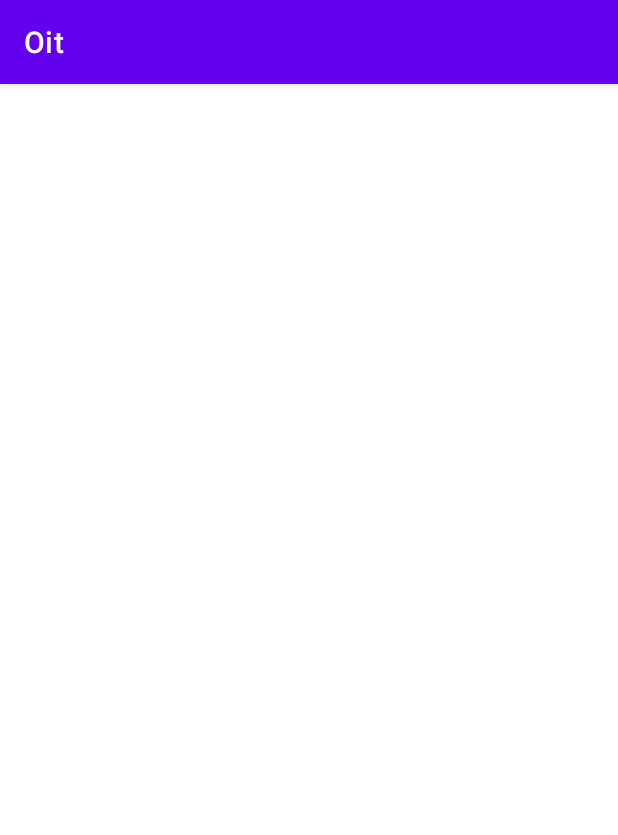
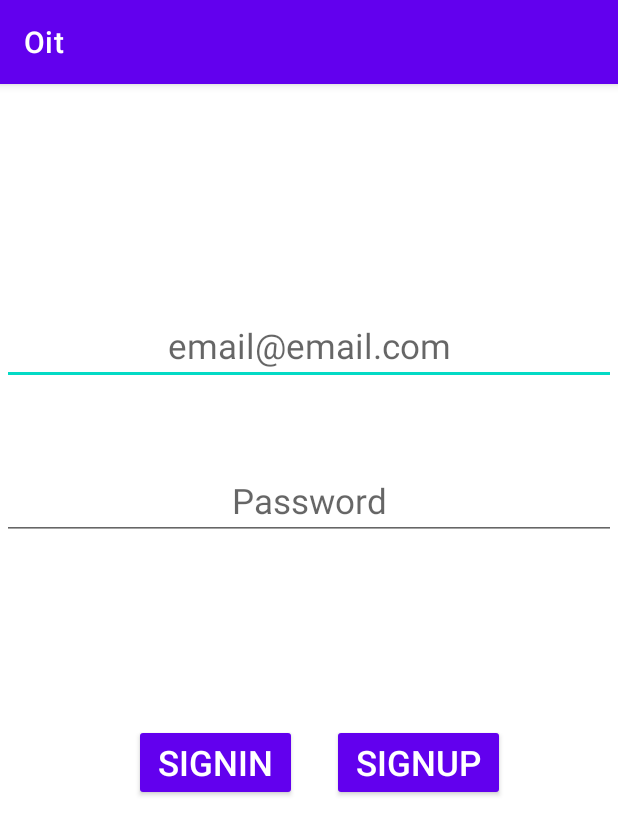
Before and after one commit to AungMyatLwin/Oit, an Android app: the screen it shows after launch (MainActivity), on a phone screen of 412 x 824 dp. Shown: the top 835 px of the screen. Run offline under Robolectric (Android 15) with nearby library versions, the light colour scheme and no system bars.

Commit message:
it works now

```diff
--- a/app/src/main/java/com/rig/oit/MainActivity.kt
+++ b/app/src/main/java/com/rig/oit/MainActivity.kt
@@ -21,6 +21,4 @@
         binding = ActivityMainBinding.inflate(layoutInflater)
         setContentView(binding.root)
     }
-
-
 }
--- /dev/null
+++ b/app/src/main/java/com/rig/oit/MainFragment.kt
@@ -0,0 +1,59 @@
+package com.rig.oit
+
+import android.os.Bundle
+import androidx.fragment.app.Fragment
+import android.view.LayoutInflater
+import android.view.View
+import android.view.ViewGroup
+
+// TODO: Rename parameter arguments, choose names that match
+// the fragment initialization parameters, e.g. ARG_ITEM_NUMBER
+private const val ARG_PARAM1 = "param1"
+private const val ARG_PARAM2 = "param2"
+
+/**
+ * A simple [Fragment] subclass.
+ * Use the [MainFragment.newInstance] factory method to
+ * create an instance of this fragment.
+ */
+class MainFragment : Fragment() {
+    // TODO: Rename and change types of parameters
+    private var param1: String? = null
+    private var param2: String? = null
+
+    override fun onCreate(savedInstanceState: Bundle?) {
+        super.onCreate(savedInstanceState)
+        arguments?.let {
+            param1 = it.getString(ARG_PARAM1)
+            param2 = it.getString(ARG_PARAM2)
+        }
+    }
+
+    override fun onCreateView(
+        inflater: LayoutInflater, container: ViewGroup?,
+        savedInstanceState: Bundle?
+    ): View? {
+        // Inflate the layout for this fragment
+        return inflater.inflate(R.layout.fragment_main, container, false)
+    }
+
+    companion object {
+        /**
+         * Use this factory method to create a new instance of
+         * this fragment using the provided parameters.
+         *
+         * @param param1 Parameter 1.
+         * @param param2 Parameter 2.
+         * @return A new instance of fragment MainFragment.
+         */
+        // TODO: Rename and change types and number of parameters
+        @JvmStatic
+        fun newInstance(param1: String, param2: String) =
+            MainFragment().apply {
+                arguments = Bundle().apply {
+                    putString(ARG_PARAM1, param1)
+                    putString(ARG_PARAM2, param2)
+                }
+            }
+    }
+}
--- a/app/src/main/res/layout/activity_main.xml
+++ b/app/src/main/res/layout/activity_main.xml
@@ -8,4 +8,15 @@
     android:layout_height="match_parent"
     tools:context=".MainActivity">
 
+    <androidx.fragment.app.FragmentContainerView
+        android:id="@+id/fragmentContainerView"
+        android:name="androidx.navigation.fragment.NavHostFragment"
+        android:layout_width="409dp"
+        android:layout_height="729dp"
+        app:defaultNavHost="true"
+        app:layout_constraintEnd_toEndOf="parent"
+        app:layout_constraintStart_toStartOf="parent"
+        app:navGraph="@navigation/nav_graph"
+        tools:layout_editor_absoluteY="1dp"
+        tools:ignore="MissingConstraints" />
 </androidx.constraintlayout.widget.ConstraintLayout>
--- /dev/null
+++ b/app/src/main/res/layout/fragment_main.xml
@@ -0,0 +1,74 @@
+<?xml version="1.0" encoding="utf-8"?>
+<androidx.constraintlayout.widget.ConstraintLayout xmlns:android="http://schemas.android.com/apk/res/android"
+    xmlns:app="http://schemas.android.com/apk/res-auto"
+    xmlns:tools="http://schemas.android.com/tools"
+    android:id="@+id/frameLayout4"
+    android:layout_width="match_parent"
+    android:layout_height="match_parent"
+    tools:context=".MainFragment">
+
+    <EditText
+        android:id="@+id/email_sign_in"
+        android:layout_width="match_parent"
+        android:layout_height="wrap_content"
+        android:layout_marginTop="97dp"
+        android:gravity="center"
+        android:hint="@string/email_email_com"
+        android:inputType="textEmailAddress"
+        android:textSize="23sp"
+        app:layout_constraintBottom_toTopOf="@+id/password_signIn"
+        app:layout_constraintEnd_toEndOf="parent"
+        app:layout_constraintStart_toStartOf="parent"
+        app:layout_constraintTop_toTopOf="parent" />
+
+    <EditText
+        android:id="@+id/password_signIn"
+        android:layout_width="match_parent"
+        android:layout_height="wrap_content"
+        android:gravity="center"
+        android:hint="@string/password"
+        android:inputType="textPassword"
+        android:textSize="23sp"
+        app:layout_constraintBottom_toBottomOf="parent"
+        app:layout_constraintEnd_toEndOf="parent"
+        app:layout_constraintHorizontal_bias="1.0"
+        app:layout_constraintStart_toStartOf="parent"
+        app:layout_constraintTop_toTopOf="parent"
+        app:layout_constraintVertical_bias="0.372" />
+
+    <LinearLayout
+        android:id="@+id/linearLayout"
+        android:layout_width="match_parent"
+        android:layout_height="wrap_content"
+        android:layout_marginTop="96dp"
+        android:orientation="horizontal"
+        app:layout_constraintBottom_toBottomOf="parent"
+        app:layout_constraintEnd_toEndOf="parent"
+        app:layout_constraintHorizontal_bias="0.0"
+        app:layout_constraintStart_toStartOf="parent"
+        app:layout_constraintTop_toBottomOf="@+id/password_signIn"
+        app:layout_constraintVertical_bias="0.097">
+
+        <Button
+            android:id="@+id/sign_in"
+            style="?android:attr/buttonStyle"
+            android:layout_width="wrap_content"
+            android:layout_height="wrap_content"
+            android:layout_marginStart="88dp"
+            android:text="@string/signin"
+            android:textSize="23sp"
+            app:layout_constraintStart_toStartOf="parent"
+            tools:layout_editor_absoluteY="359dp" />
+
+        <Button
+            android:id="@+id/sign_up"
+            style="?android:attr/buttonStyle"
+            android:layout_width="wrap_content"
+            android:layout_height="wrap_content"
+            android:layout_marginStart="23sp"
+            android:text="@string/signup"
+            android:textSize="23sp"
+            app:layout_constraintStart_toStartOf="parent" />
+    </LinearLayout>
+
+</androidx.constraintlayout.widget.ConstraintLayout>
```
Also changed, not shown: app/src/main/res/navigation/nav_graph.xml (+5 -37 lines).
